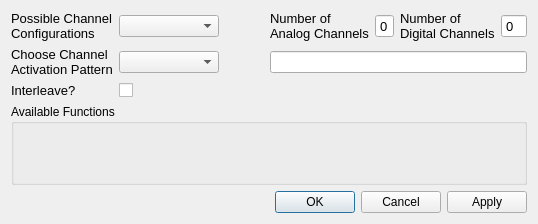
This is gui/pulsed/ui_pulsed_main_gui_settings_block_gen.ui in Ulm-IQO/qudi as Qt 5 draws it before an edit. The edited form follows.
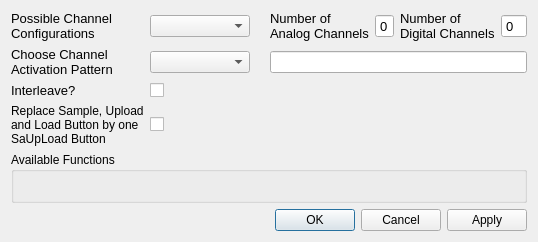
This is the edited form.

Commit message: Implement a new control to be able to replace the three pushbuttons by one as an option in the settings.

The edit to the form file:
```diff
--- a/gui/pulsed/ui_pulsed_main_gui_settings_block_gen.ui
+++ b/gui/pulsed/ui_pulsed_main_gui_settings_block_gen.ui
@@ -7,7 +7,7 @@
     <x>0</x>
     <y>0</y>
     <width>538</width>
-    <height>224</height>
+    <height>242</height>
    </rect>
   </property>
   <property name="windowTitle">
@@ -16,7 +16,7 @@
   <layout class="QGridLayout" name="gridLayout_2">
    <item row="0" column="0">
     <layout class="QGridLayout" name="gridLayout">
-     <item row="5" column="0" colspan="7">
+     <item row="6" column="0" colspan="7">
       <widget class="QGroupBox" name="groupBox">
        <property name="title">
         <string>Available Functions</string>
@@ -196,6 +196,20 @@
        </property>
       </widget>
      </item>
+     <item row="3" column="1">
+      <widget class="QCheckBox" name="use_saupload_CheckBox">
+       <property name="text">
+        <string/>
+       </property>
+      </widget>
+     </item>
+     <item row="3" column="0">
+      <widget class="QLabel" name="label_6">
+       <property name="text">
+        <string>&lt;html&gt;&lt;head/&gt;&lt;body&gt;&lt;p&gt;Replace Sample, Upload&lt;br/&gt;and Load Button by one&lt;br/&gt;SaUpLoad Button&lt;/p&gt;&lt;/body&gt;&lt;/html&gt;</string>
+       </property>
+      </widget>
+     </item>
     </layout>
    </item>
    <item row="2" column="0">
```
